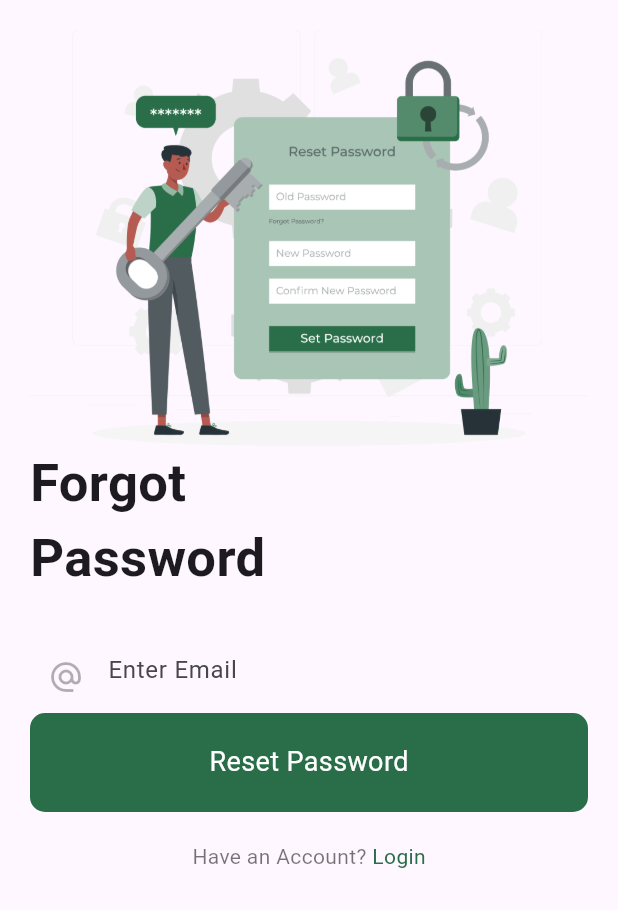
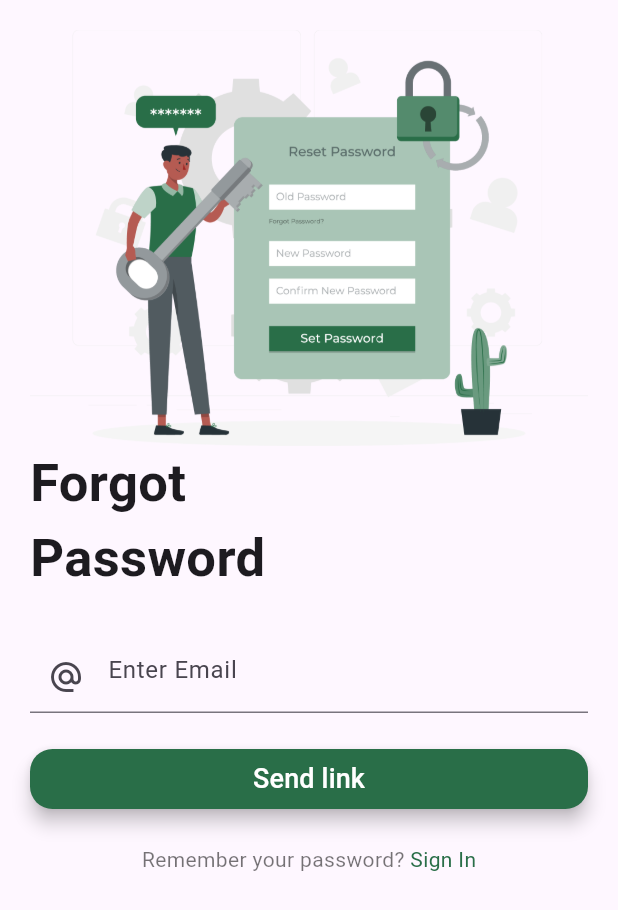
Before and after one commit to AsadullahSamo/green-thumb, a Flutter app: the ForgotPassword screen opened directly, on a phone screen of 412 x 824 dp. Shown: the top 910 px of the screen. Run offline on Flutter 3.47's test engine with Material 3 defaults, Android fonts, the phone set to English and light mode, and no system bars; our stand-ins replace animated_bottom_navigation_bar, cloud_firestore, firebase_auth, firebase_core, firebase_storage, fluttertoast and 1 more; accounts and stored records are empty.

Commit message:
Implement forgot password functionality

```diff
--- a/lib/ui/screens/forgot_password.dart
+++ b/lib/ui/screens/forgot_password.dart
@@ -1,11 +1,53 @@
 import 'package:flutter/material.dart';
+import 'package:firebase_auth/firebase_auth.dart';
 import 'package:green/constants.dart';
-import 'package:green/ui/screens/widgets/custom_textfield.dart';
 import 'package:green/ui/screens/signin_page.dart';
 import 'package:page_transition/page_transition.dart';
+import 'package:fluttertoast/fluttertoast.dart';
 
-class ForgotPassword extends StatelessWidget {
+class ForgotPassword extends StatefulWidget {
   const ForgotPassword({Key? key}) : super(key: key);
+
+  @override
+  _ForgotPasswordState createState() => _ForgotPasswordState();
+}
+
+class _ForgotPasswordState extends State<ForgotPassword> {
+  final GlobalKey<FormState> _formKey = GlobalKey<FormState>();
+  final TextEditingController _emailController = TextEditingController();
+  final FirebaseAuth _auth = FirebaseAuth.instance;
+  bool isResetHovered = false;
+
+  Future<void> _resetPassword() async {
+    if (_emailController.text.isNotEmpty) {
+      try {
+        await _auth.sendPasswordResetEmail(email: _emailController.text);
+        Fluttertoast.showToast(
+          msg: "Password reset email sent!",
+          toastLength: Toast.LENGTH_SHORT,
+          gravity: ToastGravity.BOTTOM,
+          backgroundColor: Colors.green,
+          textColor: Colors.white,
+        );
+      } catch (e) {
+        Fluttertoast.showToast(
+          msg: e.toString(),
+          toastLength: Toast.LENGTH_SHORT,
+          gravity: ToastGravity.BOTTOM,
+          backgroundColor: Colors.red,
+          textColor: Colors.white,
+        );
+      }
+    } else {
+      Fluttertoast.showToast(
+        msg: "Please enter your email!",
+        toastLength: Toast.LENGTH_SHORT,
+        gravity: ToastGravity.BOTTOM,
+        backgroundColor: Colors.red,
+        textColor: Colors.white,
+      );
+    }
+  }
 
   @override
   Widget build(BuildContext context) {
@@ -30,28 +72,53 @@ class ForgotPassword extends StatelessWidget {
               const SizedBox(
                 height: 30,
               ),
-              const CustomTextfield(
+              Form(
+                key: _formKey,
+                child: TextFormField(
+                  controller: _emailController,
                   obscureText: false,
+                  decoration: const InputDecoration(
                     hintText: 'Enter Email',
-                icon: Icons.alternate_email,
+                    prefixIcon: Icon(Icons.alternate_email),
                   ),
-              GestureDetector(
-                onTap: () {},
-                child: Container(
+                  validator: (value) {
+                    if (value == null || value.isEmpty) {
+                      return 'Please enter your email';
+                    }
+                    return null;
+                  },
+                ),
+              ),
+              const SizedBox(height: 20),
+              Container(
                 width: size.width,
-                  decoration: BoxDecoration(
-                    color: Constants.primaryColor,
-                    borderRadius: BorderRadius.circular(10),
+                child: ElevatedButton(
+                  onPressed: () {
+                    if (_formKey.currentState!.validate()) {
+                      _resetPassword(); // Call the reset password function
+                    }
+                  },
+                  style: ElevatedButton.styleFrom(
+                    backgroundColor: Constants.primaryColor,
+                    shape: RoundedRectangleBorder(
+                      borderRadius: BorderRadius.circular(15), // Rounded shape
                     ),
-                  padding:
-                      const EdgeInsets.symmetric(horizontal: 10, vertical: 20),
-                  child: const Center(
-                    child: Text(
-                      'Reset Password',
+                    elevation: 5, // Adding elevation for depth
+                  ).copyWith(
+                    backgroundColor: WidgetStateProperty.resolveWith<Color>(
+                      (Set<WidgetState> states) {
+                        if (states.contains(WidgetState.hovered)) {
+                          return Constants.primaryColor.withOpacity(0.8); // Change color on hover
+                        }
+                        return Constants.primaryColor; // Default color
+                      },
+                    ),
+                  ),
+                  child: const Text(
+                    'Send link',
                     style: TextStyle(
                       color: Colors.white,
                       fontSize: 18.0,
-                      ),
                     ),
                   ),
                 ),
@@ -65,24 +132,43 @@ class ForgotPassword extends StatelessWidget {
                     context,
                     PageTransition(
                       child: const SignIn(),
-                          type: PageTransitionType.bottomToTop));
+                      type: PageTransitionType.bottomToTop,
+                    ),
+                  );
                 },
+                child: MouseRegion(
+                  cursor: SystemMouseCursors.click, // Set cursor to pointer
+                  onEnter: (_) => setState(() => isResetHovered = true),
+                  onExit: (_) => setState(() => isResetHovered = false),
                   child: Center(
                     child: Text.rich(
-                    TextSpan(children: [
                       TextSpan(
-                        text: 'Have an Account? ',
+                        children: [
+                          TextSpan(
+                            text: 'Remember your password? ',
                             style: TextStyle(
-                          color: Constants.blackColor,
+                              color: isResetHovered
+                                  ? Constants.primaryColor
+                                  : Constants.blackColor, // Change color on hover
+                              decoration: isResetHovered
+                                  ? TextDecoration.underline
+                                  : TextDecoration.none, // Underline on hover
                             ),
                           ),
                           TextSpan(
-                        text: 'Login',
+                            text: 'Sign In',
                             style: TextStyle(
-                          color: Constants.primaryColor,
+                              color: isResetHovered
+                                  ? Colors.blue
+                                  : Constants.primaryColor, // Change color on hover
+                              decoration: isResetHovered
+                                  ? TextDecoration.underline
+                                  : TextDecoration.none, // Underline on hover
                             ),
                           ),
-                    ]),
+                        ],
+                      ),
+                    ),
                   ),
                 ),
               ),
--- a/lib/ui/screens/signup_page.dart
+++ b/lib/ui/screens/signup_page.dart
@@ -218,13 +218,15 @@ class _SignUpState extends State<SignUp> {
                             TextSpan(
                               text: 'Have an Account? ',
                               style: TextStyle(
-                                color: Constants.blackColor,
+                                color: isLoginHovered ? Constants.primaryColor : Constants.blackColor,
+                                decoration: isLoginHovered ? TextDecoration.underline : TextDecoration.none, // Underline on hover
                               ),
                             ),
                             TextSpan(
                               text: 'Login',
                               style: TextStyle(
                                 color: isLoginHovered ? Colors.blue : Constants.primaryColor,
+                                decoration: isLoginHovered ? TextDecoration.underline : TextDecoration.none, // Underline on hover
                               ),
                             ),
                           ],
--- a/pubspec.yaml
+++ b/pubspec.yaml
@@ -41,10 +41,12 @@ dependencies:
   flutterfire_cli: ^1.0.0
   image_picker: ^0.8.7
   http: ^0.13.4
+  get: ^4.6.6
   animated_bottom_navigation_bar: ^1.3.3
   page_transition: ^2.1.0
   firebase_storage: ^12.3.2
   provider: ^6.1.2
+  fluttertoast: ^8.2.8
 
 dev_dependencies:
   flutter_test:
```
Also changed, not shown: lib/ui/screens/signin_page.dart (+13 -4 lines), firebase.json, pubspec.lock, 5 other files. Lines whose indentation alone changed are shown as unchanged.
